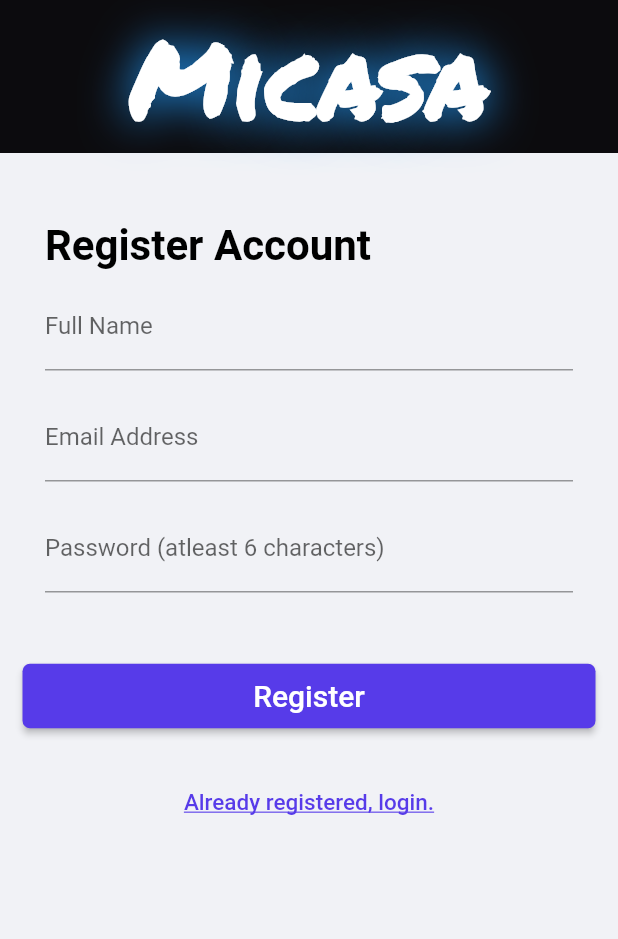
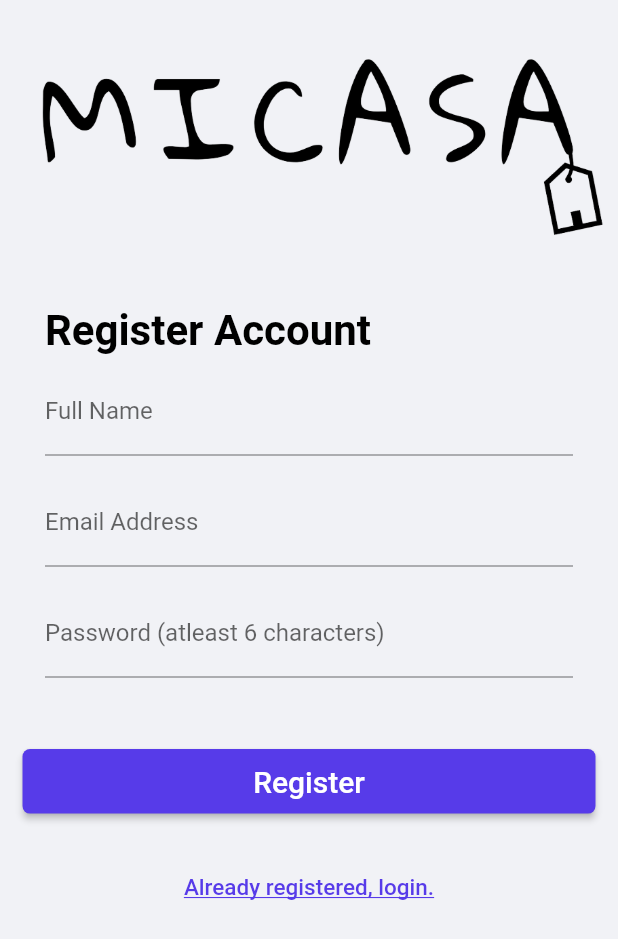
Before and after one commit to Brisis/micasa, a Flutter app: the screen it shows after launch, after a tap on "Get Started", on a phone screen of 412 x 824 dp. Shown: the top 939 px of the screen. Run offline on Flutter 3.47's test engine with Material 2 defaults, Android fonts, the light colour scheme and no system bars; our stand-ins replace google_fonts, page_transition; network calls fail.

```diff
--- a/lib/helpers/widgets/text_field.dart
+++ b/lib/helpers/widgets/text_field.dart
@@ -20,6 +20,7 @@ class CustomTextField extends StatelessWidget {
       readOnly: isReadOnly,
       controller: controller,
       decoration: InputDecoration(
+        //border: OutlineInputBorder(),
         //fillColor: bgColor,
         // filled: true,
         labelText: hintText,
--- a/lib/pages/auth/registration_page.dart
+++ b/lib/pages/auth/registration_page.dart
@@ -1,7 +1,6 @@
 import 'package:flutter/material.dart';
 import 'package:micasa/app_view.dart';
 import 'package:micasa/helpers/constants.dart';
-import 'package:micasa/helpers/widgets/custom_text.dart';
 import 'package:micasa/helpers/widgets/text_field.dart';
 import 'package:micasa/pages/auth/login_page.dart';
 
@@ -14,7 +13,18 @@ class RegistrationPage extends StatelessWidget {
       backgroundColor: kBackgroundColor,
       body: ListView(
         children: [
-          const RegistrationTopSection(),
+          Padding(
+            padding: const EdgeInsets.only(top: 35.0),
+            child: Row(
+              mainAxisAlignment: MainAxisAlignment.center,
+              children: [
+                SizedBox(
+                  width: MediaQuery.of(context).size.width,
+                  child: Image.asset("assets/images/logo.png"),
+                )
+              ],
+            ),
+          ),
           verticalSpace(height: 15),
           const EditFormSection(),
           Padding(
@@ -70,33 +80,6 @@ class RegistrationPage extends StatelessWidget {
                 decoration: TextDecoration.underline,
               ),
             ),
-          ),
-        ],
-      ),
-    );
-  }
-}
-
-class RegistrationTopSection extends StatelessWidget {
-  const RegistrationTopSection({super.key});
-
-  @override
-  Widget build(BuildContext context) {
-    return Container(
-      color: kSecondaryColor,
-      child: const Column(
-        mainAxisAlignment: MainAxisAlignment.center,
-        crossAxisAlignment: CrossAxisAlignment.center,
-        children: [
-          CustomText(
-            shadows: [
-              Shadow(
-                blurRadius: 40,
-                color: Colors.blue,
-              ),
-            ],
-            text: 'Micasa',
-            fontSize: 70,
           ),
         ],
       ),
--- a/lib/pages/main/inbox_page.dart
+++ b/lib/pages/main/inbox_page.dart
@@ -249,6 +249,7 @@ class InboxItem extends StatelessWidget {
                       name,
                       style: TextStyle(
                         fontSize: kMediumTextSize,
+                        color: kBlackColor,
                         fontWeight:
                             isMessageRead ? FontWeight.bold : FontWeight.normal,
                       ),
@@ -260,7 +261,7 @@ class InboxItem extends StatelessWidget {
                       messageText,
                       style: TextStyle(
                         fontSize: kMediumTextSize,
-                        color: kBlackFaded,
+                        color: kBlackColor,
                         fontWeight:
                             isMessageRead ? FontWeight.bold : FontWeight.normal,
                       ),
@@ -275,7 +276,7 @@ class InboxItem extends StatelessWidget {
                 time,
                 style: TextStyle(
                   fontSize: kNormalTextSize,
-                  color: kBlackFaded,
+                  color: kBlackColor,
                   fontWeight:
                       isMessageRead ? FontWeight.bold : FontWeight.normal,
                 ),
--- a/lib/pages/welcome_page.dart
+++ b/lib/pages/welcome_page.dart
@@ -1,6 +1,5 @@
 import 'package:flutter/material.dart';
 import 'package:micasa/helpers/constants.dart';
-import 'package:flutter_custom_clippers/flutter_custom_clippers.dart';
 import 'package:micasa/pages/auth/registration_page.dart';
 
 class WelcomePage extends StatelessWidget {
@@ -14,12 +13,12 @@ class WelcomePage extends StatelessWidget {
         children: [
           Expanded(
             child: ClipPath(
-              clipper: DiagonalPathClipperOne(),
+              clipper: CustomClipPath(),
               child: Container(
                 decoration: const BoxDecoration(
                   color: kBackgroundColor,
                   image: DecorationImage(
-                    image: AssetImage("assets/images/h1.jpg"),
+                    image: AssetImage("assets/images/welcome1.jpg"),
                     fit: BoxFit.cover,
                   ),
                 ),
@@ -34,7 +33,7 @@ class WelcomePage extends StatelessWidget {
                 crossAxisAlignment: CrossAxisAlignment.start,
                 children: [
                   const Text(
-                    "Perfect choice for your future",
+                    "A Perfect choice for your housing",
                     style: TextStyle(
                       color: kBlackColor,
                       fontSize: kHeaderTextSize,
@@ -49,7 +48,7 @@ class WelcomePage extends StatelessWidget {
                     ),
                   ),
                   const Text(
-                    " - Made with love from Micasa Family.",
+                    " - Made with love from the Micasa Family",
                     style: TextStyle(
                       color: kBlackFaded,
                       fontSize: kMediumTextSize,
@@ -98,3 +97,29 @@ class WelcomePage extends StatelessWidget {
     );
   }
 }
+
+class CustomClipPath extends CustomClipper<Path> {
+  @override
+  Path getClip(Size size) {
+    var path = Path();
+    path.lineTo(0.0, size.height - 30);
+
+    var firstControlPoint = Offset(size.width / 4, size.height);
+    var firstPoint = Offset(size.width / 2, size.height);
+    path.quadraticBezierTo(firstControlPoint.dx, firstControlPoint.dy,
+        firstPoint.dx, firstPoint.dy);
+
+    var secondControlPoint = Offset(size.width - (size.width / 4), size.height);
+    var secondPoint = Offset(size.width, size.height - 30);
+    path.quadraticBezierTo(secondControlPoint.dx, secondControlPoint.dy,
+        secondPoint.dx, secondPoint.dy);
+
+    path.lineTo(size.width, 0.0);
+    path.close();
+
+    return path;
+  }
+
+  @override
+  bool shouldReclip(CustomClipper<Path> oldClipper) => false;
+}
--- a/pubspec.yaml
+++ b/pubspec.yaml
@@ -38,6 +38,8 @@ dependencies:
   page_transition: ^2.0.9
   flutter_custom_clippers: ^2.1.0
   google_fonts: ^4.0.5
+  equatable: ^2.0.5
+  flutter_bloc: ^8.1.3
 
 dev_dependencies:
   flutter_test:
```
Also changed, not shown: lib/pages/auth/login_page.dart (+12 -29 lines), lib/pages/messages/inbox_message_page.dart (+16 -11 lines), assets/images/logo.png (added), assets/images/welcome1.jpg (added), assets/images/welcome2.jpg (added), assets/images/welcome3.webp (added), pubspec.lock.
